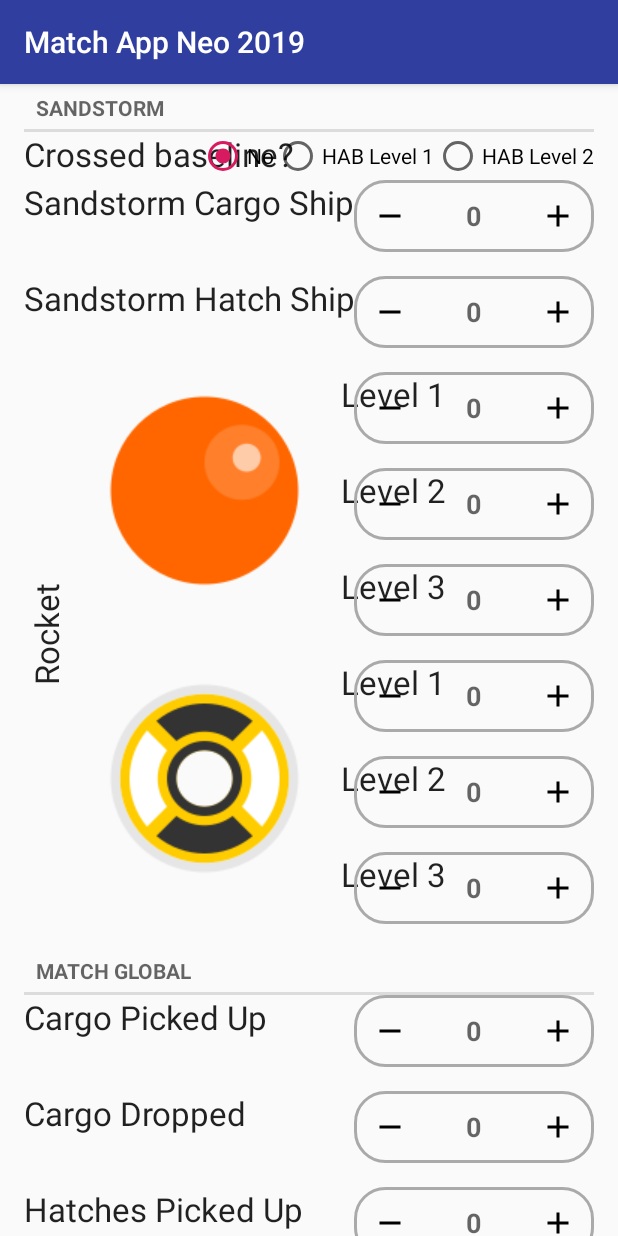
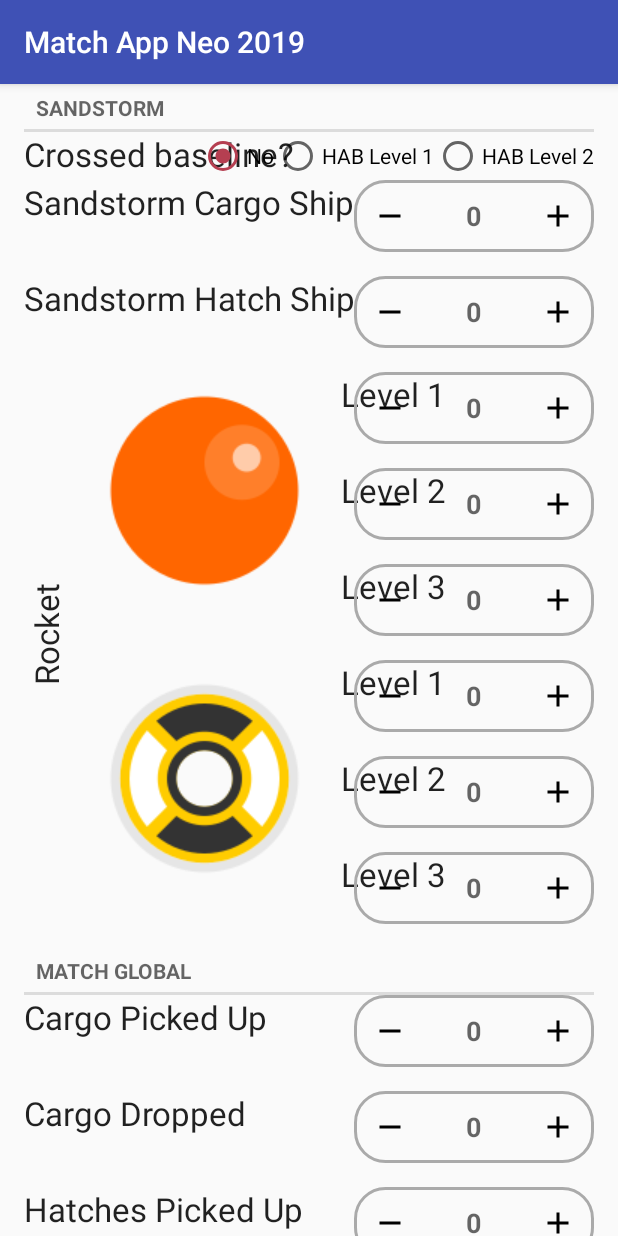
Before and after one commit to RoboRebelsScouting/MatchAppNeo2019, an Android app: the MatchActivity screen opened directly, with no data from a screen before it, on a phone screen of 412 x 824 dp. Run offline under Robolectric (Android 15) with nearby library versions, the phone set to English and light mode, and no system bars.

```diff
--- a/app/src/main/java/com/walpolerobotics/scouting/matchappneo2019/MatchActivity.java
+++ b/app/src/main/java/com/walpolerobotics/scouting/matchappneo2019/MatchActivity.java
@@ -46,13 +46,12 @@ public class MatchActivity extends AppCompatActivity
 
     @Override
     protected void onCreate(Bundle savedInstanceState) {
+        setTheme(R.style.BlueAllianceTheme);
         super.onCreate(savedInstanceState);
         setContentView(R.layout.activity_match);
 
         mToolbar = findViewById(R.id.toolbar);
         setSupportActionBar(mToolbar);
-
-        setThemeColors();
 
         mPager = findViewById(R.id.pager);
         mPagerAdapter = new MatchPagerAdapter(getSupportFragmentManager());
@@ -75,28 +74,14 @@ public class MatchActivity extends AppCompatActivity
         new SaveFileTask().execute(match);
     }
 
-    private void setThemeColors() {
-        int primary;
-        int primaryDark;
-
-        Resources res = getResources();
-
+    private void setTheme() {
         SharedPreferences prefs = getSharedPreferences(SHARED_PREFERENCES_NAME, MODE_PRIVATE);
         int alliance = prefs.getInt("robotAlliance", 0);
         if (alliance == Match.ALLIANCE_BLUE) {
-            primary = res.getColor(R.color.bluePrimary);
-            primaryDark = res.getColor(R.color.bluePrimaryDark);
+            setTheme(R.style.BlueAllianceTheme);
         } else {
-            primary = res.getColor(R.color.redPrimary);
-            primaryDark = res.getColor(R.color.redPrimaryDark);
+            setTheme(R.style.RedAllianceTheme);
         }
-
-        mToolbar.setBackgroundColor(primary);
-
-        Window window = getWindow();
-        window.clearFlags(WindowManager.LayoutParams.FLAG_TRANSLUCENT_STATUS);
-        window.addFlags(WindowManager.LayoutParams.FLAG_DRAWS_SYSTEM_BAR_BACKGROUNDS);
-        window.setStatusBarColor(primaryDark);
     }
 
     private class MatchPagerAdapter extends FragmentPagerAdapter {
--- a/app/src/main/res/values/colors.xml
+++ b/app/src/main/res/values/colors.xml
@@ -4,8 +4,11 @@
     <color name="colorPrimaryDark">#00574B</color>
     <color name="colorAccent">#D81B60</color>
 
-    <color name="bluePrimary">#303F9F</color>
-    <color name="bluePrimaryDark">#283593</color>
+    <color name="bluePrimary">#3F51B5</color>
+    <color name="bluePrimaryDark">#303F9F</color>
+    <color name="blueAccent">#b53f51</color>
+
     <color name="redPrimary">#D32F2F</color>
     <color name="redPrimaryDark">#C62828</color>
+    <color name="redAccent">#2f2fd3</color>
 </resources>
--- a/app/src/main/res/values/styles.xml
+++ b/app/src/main/res/values/styles.xml
@@ -12,4 +12,16 @@
         <item name="android:windowTranslucentStatus">true</item>
     </style>
 
+    <style name="BlueAllianceTheme" parent="AppTheme">
+        <item name="colorPrimary">@color/bluePrimary</item>
+        <item name="colorPrimaryDark">@color/bluePrimaryDark</item>
+        <item name="colorAccent">@color/blueAccent</item>
+    </style>
+
+    <style name="RedAllianceTheme" parent="AppTheme">
+        <item name="colorPrimary">@color/redPrimary</item>
+        <item name="colorPrimaryDark">@color/redPrimaryDark</item>
+        <item name="colorAccent">@color/redAccent</item>
+    </style>
+
 </resources>
```
